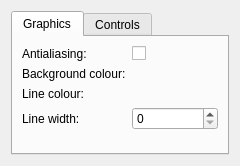
Above: settingswindow.ui from benwh1/cubesim before the change. Below: the same form after it.
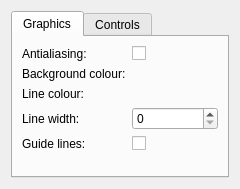
That is the form after the change. Custom widgets are drawn as their Qt base class.

Commit message: Added guide lines

What changed in the file:
```diff
--- a/settingswindow.ui
+++ b/settingswindow.ui
@@ -7,7 +7,7 @@
     <x>0</x>
     <y>0</y>
     <width>240</width>
-    <height>166</height>
+    <height>189</height>
    </rect>
   </property>
   <property name="minimumSize">
@@ -76,6 +76,20 @@
          <item row="3" column="1">
           <widget class="QSpinBox" name="lineWidthSpinBox"/>
          </item>
+         <item row="4" column="0">
+          <widget class="QLabel" name="label_6">
+           <property name="text">
+            <string>Guide lines:</string>
+           </property>
+          </widget>
+         </item>
+         <item row="4" column="1">
+          <widget class="QCheckBox" name="guideLinesCheckBox">
+           <property name="text">
+            <string/>
+           </property>
+          </widget>
+         </item>
         </layout>
        </item>
       </layout>
```
The commit also changes 6 other files.
